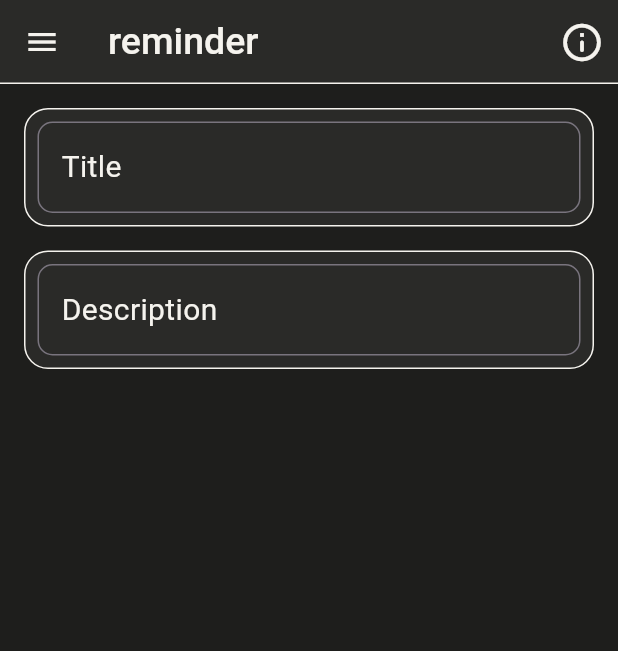
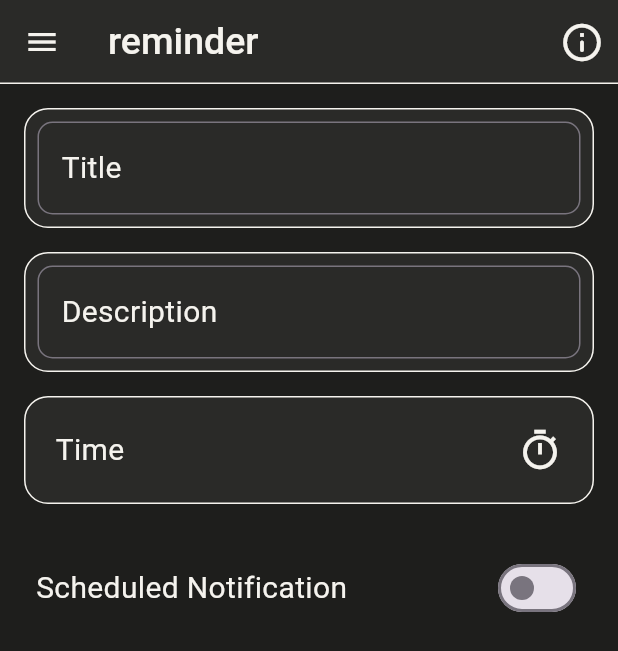
Before and after one commit to erolegerkan/reminder, a Flutter app: the screen it shows after launch, after a tap on the "add alarm" icon, on a phone screen of 412 x 824 dp. Shown: the top 651 px of the screen. Run offline on Flutter 3.47's test engine with Material 3 defaults, Android fonts, the phone set to English and light mode, and no system bars; our stand-ins replace google_fonts; Roboto replaces fonts that are missing (Literata).

Commit message:
feat: Add new widgets to NewReminderScreen

```diff
--- a/lib/core/design/r_numbers.dart
+++ b/lib/core/design/r_numbers.dart
@@ -2,5 +2,7 @@ class RNumbers {
   static const double circularPadding = 16;
   static const double defaultPadding = 8;
   static const double defaultMargin = 16;
+  static const double defaultMarginV2 = 8;
   static const double circularBorderV2 = 10;
+  static const double paddingOptionV2 = 20;
 }
--- /dev/null
+++ b/lib/core/widgets/r_container.dart
@@ -0,0 +1,37 @@
+import 'package:flutter/material.dart';
+import 'package:reminder/core/design/r_colors.dart';
+import 'package:reminder/core/design/r_numbers.dart';
+
+class RContainer extends StatelessWidget {
+  const RContainer({
+    super.key,
+    required this.containerChild,
+    this.margin = RNumbers.defaultMarginV2,
+    this.padding = RNumbers.defaultPadding,
+    this.isBorderNeeded = true,
+  });
+
+  final Widget containerChild;
+  final double margin;
+  final double padding;
+  final bool isBorderNeeded;
+
+  @override
+  Widget build(BuildContext context) {
+    return Container(
+      padding: EdgeInsets.all(padding),
+      margin: EdgeInsets.only(
+        top: margin,
+        bottom: margin,
+        right: RNumbers.defaultMargin,
+        left: RNumbers.defaultMargin
+      ),
+      decoration: isBorderNeeded == false ? null : BoxDecoration(
+        color: RColors.darkCard,
+        border: Border.all(color: RColors.darkTitle),
+        borderRadius: BorderRadius.circular(RNumbers.circularPadding),
+      ),
+      child: containerChild,
+    );
+  }
+}
--- a/lib/core/widgets/r_textfield.dart
+++ b/lib/core/widgets/r_textfield.dart
@@ -21,13 +21,23 @@ class RTextfield extends StatelessWidget {
         borderRadius: BorderRadius.circular(RNumbers.circularPadding)
       ),
       child: TextField(
+        style: TextStyle(
+          color: RColors.darkTitle,
+          fontSize: 20
+        ),
         decoration: InputDecoration(
           border: OutlineInputBorder(
-            borderRadius: BorderRadius.circular(RNumbers.circularBorderV2)
+            borderRadius: BorderRadius.circular(RNumbers.circularBorderV2),
+            borderSide: BorderSide(color: RColors.darkTitle)
+          ),
+          focusedBorder: OutlineInputBorder(
+            borderRadius: BorderRadius.circular(RNumbers.circularBorderV2),
+            borderSide: BorderSide(color: RColors.darkTitle)
           ),
           hint: RText(textData: textData, fontSize: 20,textAlign: TextAlign.start,),
           focusColor: RColors.darkTitle
         ),
+
       ),
     );
   }
--- a/lib/features/new_reminder/presentation/new_reminder_screen.dart
+++ b/lib/features/new_reminder/presentation/new_reminder_screen.dart
@@ -1,15 +1,25 @@
 import 'package:flutter/material.dart';
 import 'package:reminder/core/design/r_colors.dart';
+import 'package:reminder/core/design/r_numbers.dart';
 import 'package:reminder/core/widgets/r_appbar.dart';
+import 'package:reminder/core/widgets/r_container.dart';
 import 'package:reminder/core/widgets/r_drawer/r_drawer.dart';
+import 'package:reminder/core/widgets/r_icon.dart';
 import 'package:reminder/core/widgets/r_text.dart';
 import 'package:reminder/core/widgets/r_textfield.dart';
 
-class NewReminderScreen extends StatelessWidget {
+class NewReminderScreen extends StatefulWidget {
   const NewReminderScreen({super.key});
 
   @override
+  State<NewReminderScreen> createState() => _NewReminderScreenState();
+}
+
+class _NewReminderScreenState extends State<NewReminderScreen> {
+  @override
   Widget build(BuildContext context) {
+    bool isSwitchTurnedOn = false;
+
     return Scaffold(
       appBar: RAppBar(),
       drawer: RDrawer(),
@@ -19,6 +29,40 @@ class NewReminderScreen extends StatelessWidget {
           children: [
             RTextfield(textData: "Title"),
             RTextfield(textData: "Description"),
+            RContainer(
+              padding: RNumbers.paddingOptionV2,
+              margin: RNumbers.defaultMargin,
+              containerChild: Row(
+                children: [
+                  RText(textData: "Time", fontSize: 20),
+                  Spacer(),
+                  RIcon(
+                    icon: Icons.timer_outlined,
+                    iconColor: RColors.darkTitle,
+                  ),
+                ],
+              ),
+            ),
+            RContainer(
+              isBorderNeeded: false,
+              containerChild: Row(
+                children: [
+                  RText(textData: "Scheduled Notification", fontSize: 20),
+                  Spacer(),
+                  Switch(
+                    value: isSwitchTurnedOn,
+                    activeThumbColor: RColors.lightButton,
+                    onChanged: (bool value) {
+                      if (isSwitchTurnedOn != value) {
+                        setState(() {
+                          isSwitchTurnedOn = value;
+                        });
+                      }
+                    },
+                  ),
+                ],
+              ),
+            ),
           ],
         ),
       ),
--- a/lib/main.dart
+++ b/lib/main.dart
@@ -1,4 +1,5 @@
 import 'package:flutter/material.dart';
+import 'package:reminder/core/design/r_colors.dart';
 import 'package:reminder/features/home/presentation/home_screen.dart';
 import 'package:reminder/features/new_reminder/presentation/new_reminder_screen.dart';
 
@@ -12,6 +13,13 @@ class MainApp extends StatelessWidget {
   @override
   Widget build(BuildContext context) {
     return MaterialApp(
+      theme: ThemeData(
+        textSelectionTheme: TextSelectionThemeData(
+          cursorColor: RColors.darkTitle,
+          selectionColor: RColors.darkSecond,
+          selectionHandleColor: RColors.darkTitle,
+        )
+      ),
       debugShowCheckedModeBanner: false,
       routes: {
         "/home" : (context) => HomeScreen(),
```
